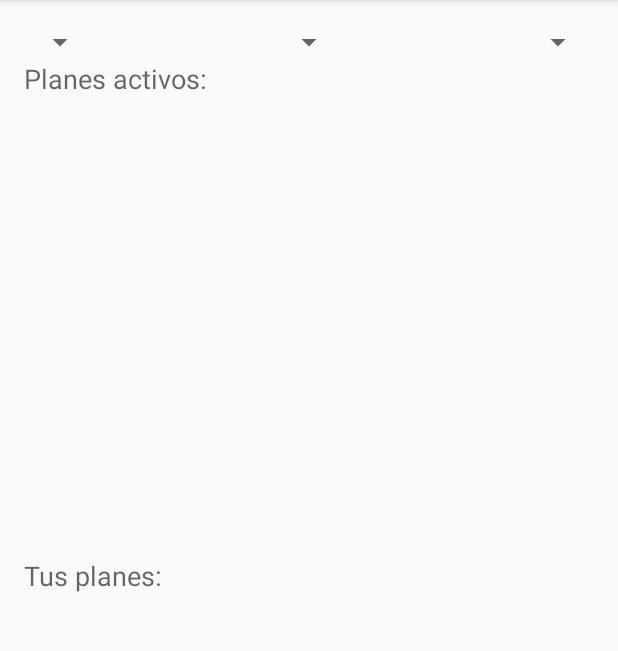
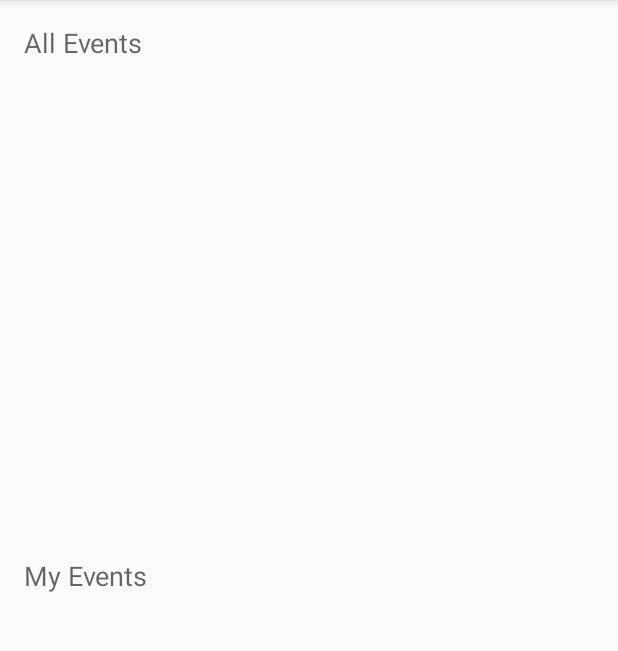
Before and after one commit to soypaduano/PlanMe, an Android app: the Timeline screen opened directly, with no data from a screen before it, on a phone screen of 412 x 824 dp, the part 84-735 px from its top. Run offline under Robolectric (Android 15) with nearby library versions, the phone set to English and light mode, and no system bars; our stand-ins replace Firebase (no records; nobody signed in at launch, a user with empty details on screens opened directly).

```diff
--- a/app/src/main/java/itesm/mx/planme/BuscarOfrecerActivity.java
+++ b/app/src/main/java/itesm/mx/planme/BuscarOfrecerActivity.java
@@ -109,7 +109,7 @@ public class BuscarOfrecerActivity extends AppCompatActivity implements View.OnC
                 Usuario user = snapshot.getValue(Usuario.class);
                 name = user.getname();
                 surname = user.getsurname();
-                toastmsg("Welcome " + name + " " + surname + "!!");
+                toastmsg(getString(R.string.welcome) + name + " " + surname + "!!");
             }
 
             @Override
--- a/app/src/main/java/itesm/mx/planme/EventAdapter.java
+++ b/app/src/main/java/itesm/mx/planme/EventAdapter.java
@@ -33,7 +33,7 @@ public class EventAdapter extends ArrayAdapter<Event>{
         TextView tv_time = (TextView) convertView.findViewById(R.id.textView_time);
         TextView tv_place = (TextView) convertView.findViewById(R.id.textView_place);
         TextView tv_plantype = (TextView)convertView.findViewById(R.id.textView_plantype);
-        TextView tv_uid = (TextView)convertView.findViewById(R.id.textView_uidcreator);
+        //TextView tv_uid = (TextView)convertView.findViewById(R.id.textView_uidcreator);
         ImageView img_Foto = (ImageView) convertView.findViewById(R.id.imageView_foto);
 
         Event event = getItem(position);
@@ -42,7 +42,7 @@ public class EventAdapter extends ArrayAdapter<Event>{
         tv_time.setText("Time: " + event.gettime());
         tv_place.setText("Place: " + event.getAddress());
         tv_plantype.setText("Type: " + event.getplantype());
-        tv_uid.setText("UID creator: " + event.getuid());
+        //tv_uid.setText("UID creator: " + event.getuid());
 
         String encodedImage = event.getByteArray();
         byte[] image = Base64.decode(encodedImage, Base64.DEFAULT);
--- a/app/src/main/java/itesm/mx/planme/EventoActivity.java
+++ b/app/src/main/java/itesm/mx/planme/EventoActivity.java
@@ -129,7 +129,7 @@ public class EventoActivity extends AppCompatActivity implements View.OnClickLis
                 break;
 
             case R.id.btn_join:
-                toastmsg("te has unido al plan");
+                toastmsg(getString(R.string.joined));
                 mDatabase.child("participants").child(uid).push().setValue(evento);
                 break;
 
--- a/app/src/main/res/layout/activity_timeline.xml
+++ b/app/src/main/res/layout/activity_timeline.xml
@@ -9,32 +9,11 @@
     android:paddingTop="@dimen/activity_vertical_margin"
     tools:context="itesm.mx.planme.Timeline">
 
-    <Spinner
-        android:layout_width="wrap_content"
-        android:layout_height="wrap_content"
-        android:id="@+id/spinner4"
-        android:layout_alignParentTop="true"
-        android:layout_alignParentStart="true" />
-
-    <Spinner
-        android:layout_width="wrap_content"
-        android:layout_height="wrap_content"
-        android:id="@+id/spinner5"
-        android:layout_alignParentTop="true"
-        android:layout_centerHorizontal="true" />
-
-    <Spinner
-        android:layout_width="wrap_content"
-        android:layout_height="wrap_content"
-        android:id="@+id/spinner6"
-        android:layout_alignParentTop="true"
-        android:layout_alignParentEnd="true" />
-
     <TextView
         android:layout_width="wrap_content"
         android:layout_height="wrap_content"
         android:textAppearance="?android:attr/textAppearanceMedium"
-        android:text="Planes activos:"
+        android:text="@string/activeevents"
         android:id="@+id/textView24"
         android:layout_below="@+id/spinner4"
         android:layout_alignParentStart="true" />
@@ -43,10 +22,11 @@
         android:layout_width="wrap_content"
         android:layout_height="wrap_content"
         android:textAppearance="?android:attr/textAppearanceMedium"
-        android:text="Tus planes:"
+        android:text="@string/myevents"
         android:id="@+id/textView25"
         android:layout_centerVertical="true"
-        android:layout_alignParentStart="true" />
+        android:layout_alignParentStart="true"
+        android:layout_marginTop="15dp" />
 
     <ListView
         android:layout_width="wrap_content"
```
Also changed, not shown: app/src/main/java/itesm/mx/planme/MLRoundedImageView.java (added, +84 -0 lines), app/src/main/java/itesm/mx/planme/MiPerfilActivity.java (+17 -5 lines), app/src/main/res/layout/activity_mi_perfil.xml (+9 -1 lines), app/src/main/res/layout/row.xml (+2 -7 lines), app/src/main/res/values/strings.xml (+15 -0 lines), 2 other files.
